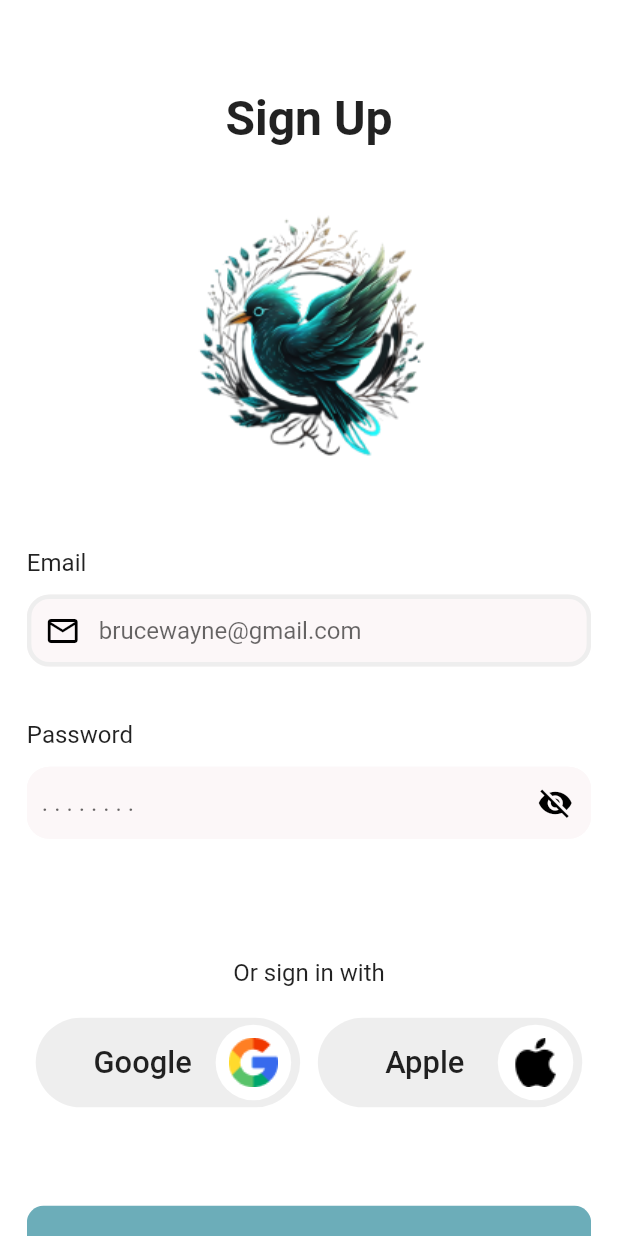
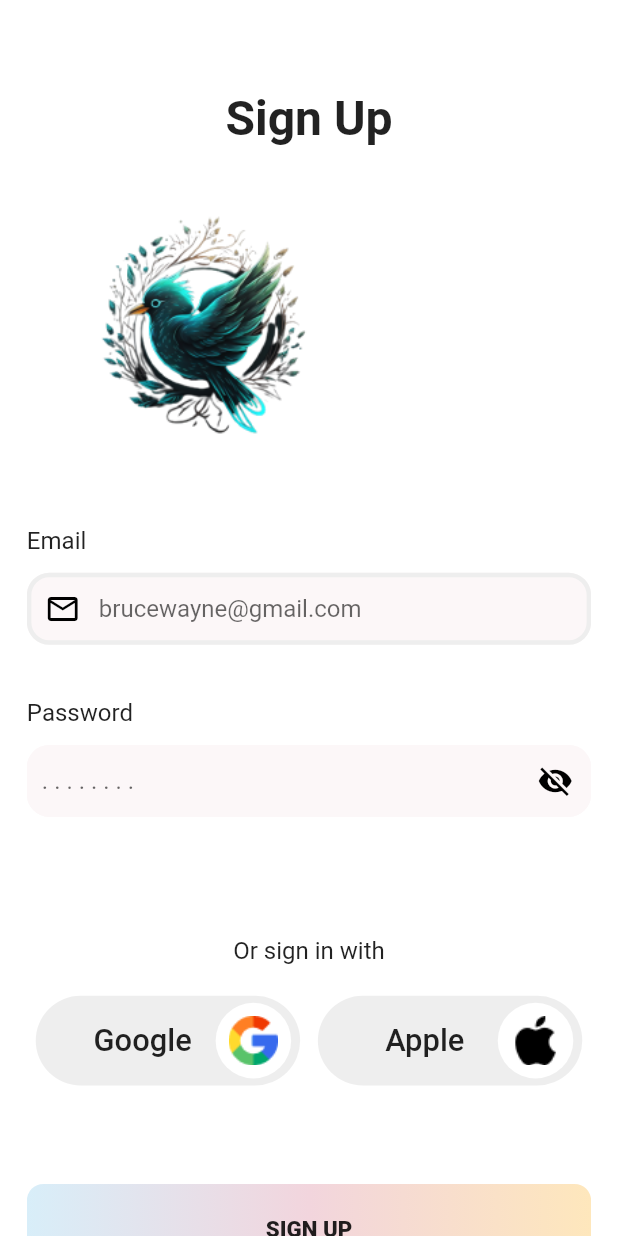
Before and after one commit to TalhaShakel/Chat-Gpt, a Flutter app: the SignUpScreen screen opened directly, on a phone screen of 412 x 824 dp. Run offline on Flutter 3.47's test engine with Material 2 defaults, Android fonts, the phone set to English and light mode, and no system bars; our stand-ins replace cloud_firestore, firebase_auth, firebase_core, firebase_storage, flutter_easyloading, flutter_screenutil and 3 more; missing offline and left inert: language_picker; accounts and stored records are empty.

Commit message:
AUTH WITH UI

```diff
--- a/lib/Constants/button.dart
+++ b/lib/Screens/AI_Screens/AIbutton.dart
@@ -4,12 +4,12 @@ import 'package:flutter/src/widgets/framework.dart';
 import 'package:flutter_screenutil/flutter_screenutil.dart';
 import 'package:spoot_light/Constants/ColorConstants.dart';
 
-class CustomizedButton extends StatelessWidget {
+class AIButton extends StatelessWidget {
   String? buttonName;
   VoidCallback funcname;
   var colorButton;
 
-  CustomizedButton(
+  AIButton(
       {super.key,
       required this.buttonName,
       required this.funcname,
--- a/lib/Screens/AI_Screens/CreateAIScreen.dart
+++ b/lib/Screens/AI_Screens/CreateAIScreen.dart
@@ -5,9 +5,9 @@ import 'package:flutter_screenutil/flutter_screenutil.dart';
 import 'package:get/get.dart';
 import 'package:spoot_light/Constants/Background.dart';
 import 'package:spoot_light/Constants/ColorConstants.dart';
-import 'package:spoot_light/Constants/button.dart';
 import 'package:spoot_light/Constants/customized_textformfield.dart';
 import 'package:spoot_light/Screens/AI_Screens/ChatbotScreen.dart';
+import 'package:spoot_light/Screens/AI_Screens/AIbutton.dart';
 import 'package:velocity_x/velocity_x.dart';
 
 class CreateAIShare extends StatelessWidget {
@@ -137,7 +137,7 @@ class CreateAIShare extends StatelessWidget {
                       Container(
                         height: 41.h,
                         width: 350.w,
-                        child: CustomizedButton(
+                        child: AIButton(
                             buttonName: "ADD MORE CREDITS",
                             funcname: () {},
                             colorButton: ColorConstants.ButtonColor),
@@ -146,7 +146,7 @@ class CreateAIShare extends StatelessWidget {
                       Container(
                         height: 41.h,
                         width: 350.w,
-                        child: CustomizedButton(
+                        child: AIButton(
                             buttonName: "ADD MORE CREDITS",
                             funcname: () {
                               Get.to(() => ChatBotScreen());
--- a/lib/Screens/SignUpScreen.dart
+++ b/lib/Screens/Auth/SignUpScreen.dart
@@ -9,7 +9,7 @@ import 'package:spoot_light/Constants/ColorConstants.dart';
 import 'package:spoot_light/Constants/customized_textformfield.dart';
 import 'package:spoot_light/Models/Service.dart';
 import 'package:spoot_light/Models/UserModels.dart';
-import 'package:spoot_light/Screens/LoginScreen.dart';
+import 'package:spoot_light/Screens/Auth/LoginScreen.dart';
 import 'package:velocity_x/velocity_x.dart';
 
 class SignUpScreen extends StatelessWidget {
@@ -72,8 +72,12 @@ class SignUpScreen extends StatelessWidget {
                         .size(28.sp)
                         .fontWeight(FontWeight.w600)
                         .make()),
-                Center(
-                  child: Image.asset("assets/b.png"),
+                Container(
+                  height: 203.h,
+                  width: 203.w,
+                  child: Center(
+                    child: Image.asset("assets/b.png"),
+                  ),
                 ),
                 9.h.heightBox,
                 "Email".text.size(14.sp).make(),
@@ -140,14 +144,9 @@ class SignUpScreen extends StatelessWidget {
                     width: 359.w,
                     decoration: BoxDecoration(
                         gradient: LinearGradient(
-                          begin: Alignment.center,
-                          end: Alignment.bottomCenter,
-                          colors: <Color>[
-                            ColorConstants.aiBGcolor1,
-                            ColorConstants.aiBGcolor2,
-                            // Color.fromRGBO(115, 186, 197, 1)
-                          ],
-                        ),
+                            begin: Alignment.centerLeft,
+                            end: Alignment.centerRight,
+                            colors: ColorConstants.btnColor),
                         borderRadius: BorderRadius.all(Radius.circular(11))),
                     child: Center(
                       child: "SIGN UP"
--- a/lib/main.dart
+++ b/lib/main.dart
@@ -4,7 +4,6 @@ import 'package:flutter_easyloading/flutter_easyloading.dart';
 import 'package:flutter_screenutil/flutter_screenutil.dart';
 import 'package:get/get.dart';
 import 'package:spoot_light/Screens/AI_Screens/AIScreen.dart';
-import 'package:spoot_light/Screens/AboutUserInfoScreen.dart';
 import 'package:spoot_light/SplashScreen.dart';
 import 'package:spoot_light/firebase_options.dart';
 
@@ -31,7 +30,7 @@ class MyApp extends StatelessWidget {
         builder: (context, child) {
           return GetMaterialApp(
             builder: EasyLoading.init(),
-            home: SplashScrren(),
+            home: AIScreen(),
             debugShowCheckedModeBanner: false,
           );
         });
```
Also changed, not shown: lib/Screens/AI_Screens/AIScreen.dart (+9 -7 lines), lib/Screens/Auth/LoginScreen.dart (renamed from lib/Screens/LoginScreen.dart, +11 -4 lines), lib/Screens/Profile/AboutUserInfoScreen.dart (renamed from lib/Screens/AboutUserInfoScreen.dart, +3 -7 lines), lib/SplashScreen.dart (+10 -3 lines).
